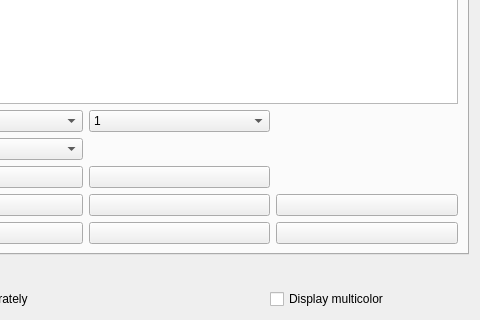
First picture: the form in source/trsedocuments/formimageeditor.ui, repository leuat/TRSE, before the edit; both pictures show x 561 to 1041 and y 307 to 627 of the 1041 by 627 pixel window.
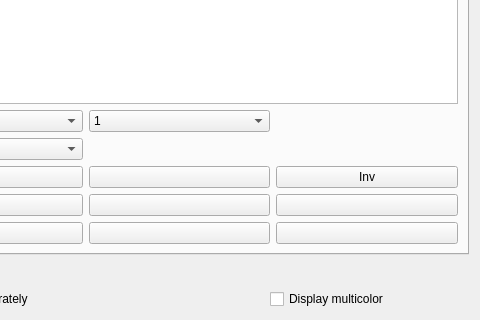
Second picture: the form after the edit. Icons and pictures are not drawn. Custom widgets are drawn as their Qt base class.

Commit message: invert button

```diff
--- a/source/trsedocuments/formimageeditor.ui
+++ b/source/trsedocuments/formimageeditor.ui
@@ -850,6 +850,16 @@
                  </property>
                 </widget>
                </item>
+               <item row="4" column="3">
+                <widget class="QPushButton" name="btnInv">
+                 <property name="toolTip">
+                  <string>Invert</string>
+                 </property>
+                 <property name="text">
+                  <string>Inv</string>
+                 </property>
+                </widget>
+               </item>
               </layout>
              </item>
              <item row="1" column="0">
```
The commit also changes 8 other files.
